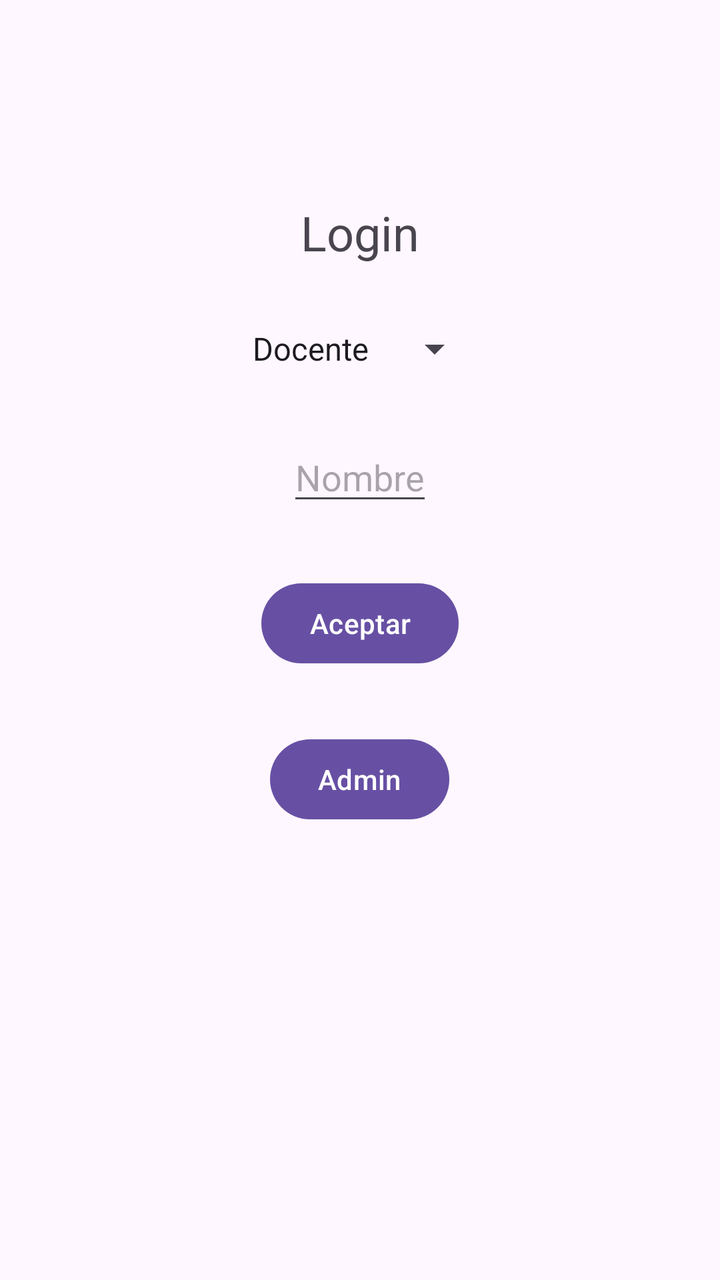
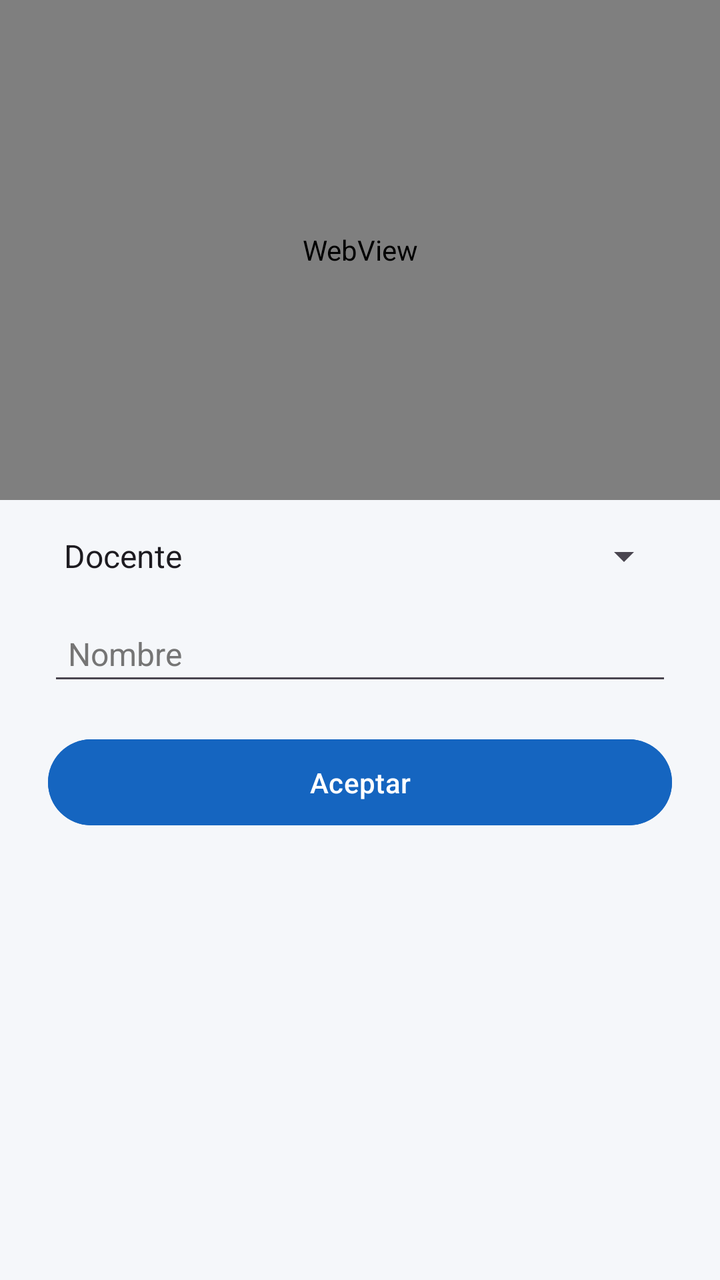

Before-and-after screenshots of an Android layout around one commit, followed by the original layout XML and the change that was made.
<!-- AndroidManifest.xml: application theme Theme.ExamenUnidad4 -->
<!-- res/layout/activity_main.xml -->
<?xml version="1.0" encoding="utf-8"?>
<RelativeLayout xmlns:android="http://schemas.android.com/apk/res/android"
    xmlns:tools="http://schemas.android.com/tools"
    android:id="@+id/main"
    android:layout_width="match_parent"
    android:layout_height="match_parent"
    tools:context=".MainActivity">

    <TextView
        android:id="@+id/title"
        android:layout_width="wrap_content"
        android:layout_height="wrap_content"
        android:text="Login"
        android:textSize="24sp"
        android:layout_gravity="center"
        android:layout_centerHorizontal="true"
        android:layout_marginTop="100dp"
        />

    <Spinner
        android:id="@+id/role_spinner"
        android:layout_width="wrap_content"
        android:layout_height="wrap_content"
        android:layout_below="@+id/title"
        android:layout_centerHorizontal="true"
        android:layout_marginTop="30dp"
        android:entries="@array/login_roles" />

    <EditText
        android:id="@+id/nombre"
        android:layout_width="wrap_content"
        android:layout_height="wrap_content"
        android:layout_marginTop="30dp"
        android:layout_gravity="center"
        android:layout_centerHorizontal="true"
        android:hint="Nombre"
        android:inputType="textPersonName"
        android:layout_below="@+id/role_spinner"
        />

    <Button
        android:id="@+id/loginNormal"
        android:layout_width="wrap_content"
        android:layout_height="wrap_content"
        android:layout_marginTop="30dp"
        android:layout_gravity="center"
        android:layout_centerHorizontal="true"
        android:text="Aceptar"
        android:layout_below="@+id/nombre"
        />

    <Button
        android:id="@+id/btnAdmin"
        android:layout_width="wrap_content"
        android:layout_height="wrap_content"
        android:layout_marginTop="30dp"
        android:layout_gravity="center"
        android:layout_centerHorizontal="true"
        android:text="Admin"
        android:layout_below="@+id/loginNormal"
        />
</RelativeLayout>
<!-- resources referenced by this layout -->
<resources>
  <string-array name="login_roles">
          <item>Docente</item>
          <item>Alumno</item>
      </string-array>
  <style name="Theme.ExamenUnidad4" parent="Base.Theme.ExamenUnidad4" />
  <style name="Base.Theme.ExamenUnidad4" parent="Theme.Material3.DayNight.NoActionBar">
          
          
      </style>
</resources>

<!-- the commit's change to res/layout/activity_main.xml (unified diff, before → after) -->
@@ -1,62 +1,65 @@
 <?xml version="1.0" encoding="utf-8"?>
-<RelativeLayout xmlns:android="http://schemas.android.com/apk/res/android"
+<ScrollView xmlns:android="http://schemas.android.com/apk/res/android"
     xmlns:tools="http://schemas.android.com/tools"
-    android:id="@+id/main"
     android:layout_width="match_parent"
     android:layout_height="match_parent"
-    tools:context=".MainActivity">
+    android:background="@color/bg">
 
-    <TextView
-        android:id="@+id/title"
-        android:layout_width="wrap_content"
+    <RelativeLayout
+        android:id="@+id/main"
+        android:layout_width="match_parent"
         android:layout_height="wrap_content"
-        android:text="Login"
-        android:textSize="24sp"
-        android:layout_gravity="center"
-        android:layout_centerHorizontal="true"
-        android:layout_marginTop="100dp"
-        />
+        tools:context=".MainActivity">
 
-    <Spinner
-        android:id="@+id/role_spinner"
-        android:layout_width="wrap_content"
-        android:layout_height="wrap_content"
-        android:layout_below="@+id/title"
-        android:layout_centerHorizontal="true"
-        android:layout_marginTop="30dp"
-        android:entries="@array/login_roles" />
+        <WebView
+            android:id="@+id/sieCardView"
+            android:layout_width="match_parent"
+            android:layout_height="250dp"
+            android:layout_alignParentTop="true" />
 
-    <EditText
-        android:id="@+id/nombre"
-        android:layout_width="wrap_content"
-        android:layout_height="wrap_content"
-        android:layout_marginTop="30dp"
-        android:layout_gravity="center"
-        android:layout_centerHorizontal="true"
-        android:hint="Nombre"
-        android:inputType="textPersonName"
-        android:layout_below="@+id/role_spinner"
-        />
+        <LinearLayout
+            android:id="@+id/content"
+            android:layout_width="match_parent"
+            android:layout_height="wrap_content"
+            android:layout_below="@id/sieCardView"
+            android:orientation="vertical"
+            android:gravity="center"
+            android:paddingStart="24dp"
+            android:paddingEnd="24dp"
+            android:paddingTop="16dp"
+            android:paddingBottom="16dp">
 
-    <Button
-        android:id="@+id/loginNormal"
-        android:layout_width="wrap_content"
-        android:layout_height="wrap_content"
-        android:layout_marginTop="30dp"
-        android:layout_gravity="center"
-        android:layout_centerHorizontal="true"
-        android:text="Aceptar"
-        android:layout_below="@+id/nombre"
-        />
+            <Spinner
+                android:id="@+id/role_spinner"
+                android:layout_width="match_parent"
+                android:layout_height="wrap_content"
+                android:entries="@array/login_roles"
+                android:popupBackground="@color/card_bg" />
 
-    <Button
-        android:id="@+id/btnAdmin"
-        android:layout_width="wrap_content"
-        android:layout_height="wrap_content"
-        android:layout_marginTop="30dp"
-        android:layout_gravity="center"
-        android:layout_centerHorizontal="true"
-        android:text="Admin"
-        android:layout_below="@+id/loginNormal"
-        />
-</RelativeLayout>
+            <EditText
+                android:id="@+id/nombre"
+                android:layout_width="match_parent"
+                android:layout_height="wrap_content"
+                android:layout_marginTop="16dp"
+                android:hint="Nombre"
+                android:inputType="textPersonName"
+                android:padding="10dp"
+                android:textColor="@color/text_primary"
+                android:textColorHint="@color/hint"
+                android:textSize="16sp" />
+
+            <Button
+                android:id="@+id/loginNormal"
+                android:layout_width="match_parent"
+                android:layout_height="wrap_content"
+                android:layout_marginTop="18dp"
+                android:text="Aceptar"
+                android:backgroundTint="@color/primary"
+                android:textColor="#FFFFFF"
+                android:padding="12dp" />
+
+        </LinearLayout>
+
+    </RelativeLayout>
+
+</ScrollView>
<!-- resource entries referenced after the edit -->
@@ -3,7 +3,13 @@
   <string-array name="login_roles">
           <item>Docente</item>
           <item>Alumno</item>
+          <item>Admin</item>
       </string-array>
+  <color name="bg">#F5F7FA</color>
+  <color name="card_bg">#FFFFFF</color>
+  <color name="hint">#757575</color>
+  <color name="primary">#1565C0</color>
+  <color name="text_primary">#212121</color>
   <style name="Theme.ExamenUnidad4" parent="Base.Theme.ExamenUnidad4" />
   <style name="Base.Theme.ExamenUnidad4" parent="Theme.Material3.DayNight.NoActionBar">
           
